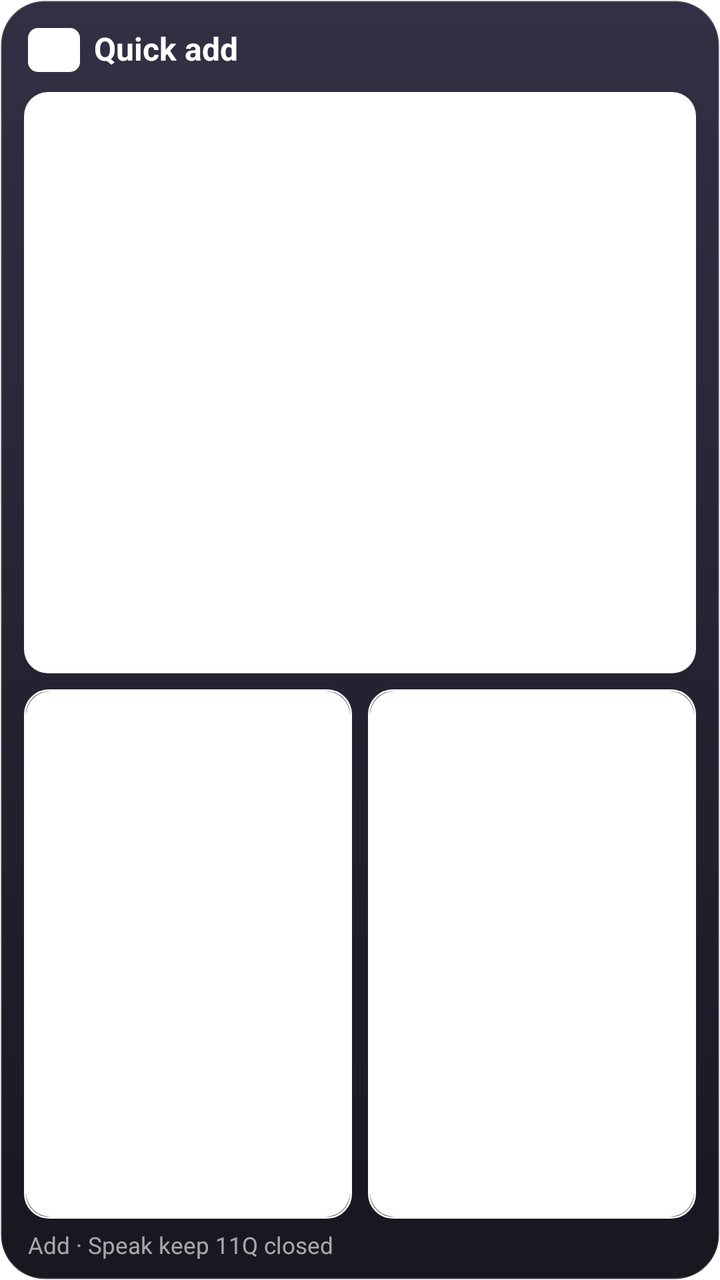
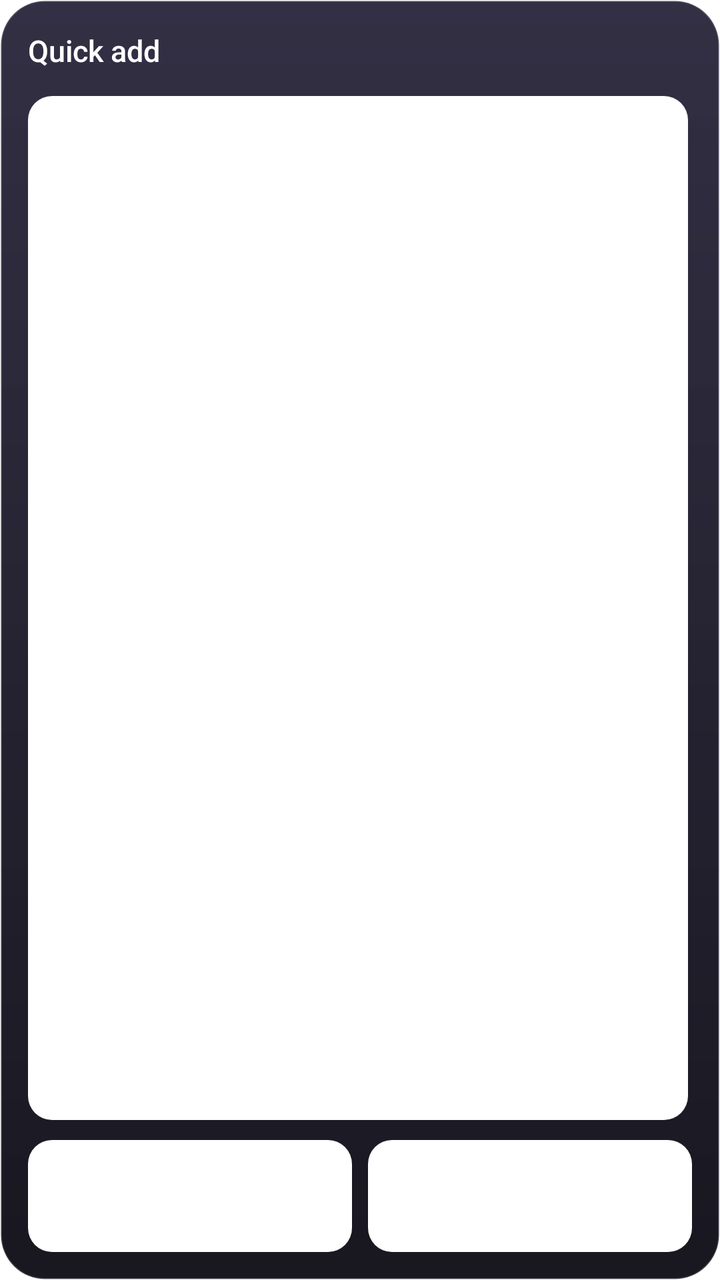

Before-and-after screenshots of an Android layout around one commit, followed by the original layout XML and the change that was made.
<!-- AndroidManifest.xml: fallback theme Theme.MaterialComponents.DayNight.NoActionBar -->
<!-- res/layout/q11_widget_quick.xml -->
<?xml version="1.0" encoding="utf-8"?>
<FrameLayout xmlns:android="http://schemas.android.com/apk/res/android"
    android:id="@+id/q11_root"
    android:layout_width="match_parent"
    android:layout_height="match_parent">

    <LinearLayout
        android:id="@+id/q11_card"
        android:layout_width="match_parent"
        android:layout_height="match_parent"
        android:background="@drawable/q11_bg_glass"
        android:orientation="vertical"
        android:paddingStart="12dp"
        android:paddingTop="8dp"
        android:paddingEnd="12dp"
        android:paddingBottom="10dp">

        <LinearLayout
            android:layout_width="match_parent"
            android:layout_height="34dp"
            android:gravity="center_vertical"
            android:orientation="horizontal"
            android:paddingStart="2dp">

            <TextView
                android:id="@+id/q11_logo"
                android:layout_width="26dp"
                android:layout_height="22dp"
                android:background="@drawable/q11_round_white"
                android:gravity="center"
                android:includeFontPadding="false"
                android:text="@string/q11_widget_title"
                android:textColor="#FFFFFFFF"
                android:textSize="10sp"
                android:textStyle="bold" />

            <TextView
                android:id="@+id/q11_title"
                android:layout_width="wrap_content"
                android:layout_height="wrap_content"
                android:layout_marginStart="7dp"
                android:ellipsize="end"
                android:includeFontPadding="false"
                android:maxLines="1"
                android:text="@string/q11_quick_label"
                android:textColor="#FFFFFFFF"
                android:textSize="16sp"
                android:textStyle="bold" />
        </LinearLayout>

        
        <FrameLayout
            android:id="@+id/q11_qw_add_o"
            android:layout_width="match_parent"
            android:layout_height="0dp"
            android:layout_marginTop="4dp"
            android:layout_weight="1.1">

            <LinearLayout
                android:id="@+id/q11_qw_add_i"
                android:layout_width="match_parent"
                android:layout_height="match_parent"
                android:background="@drawable/q11_f_r12"
                android:gravity="center"
                android:orientation="horizontal">

                <ImageView
                    android:id="@+id/q11_qw_add_icon"
                    android:layout_width="17dp"
                    android:layout_height="17dp"
                    android:importantForAccessibility="no"
                    android:src="@drawable/q11_ic_plus" />

                <TextView
                    android:id="@+id/q11_qw_add_text"
                    android:layout_width="wrap_content"
                    android:layout_height="wrap_content"
                    android:layout_marginStart="6dp"
                    android:includeFontPadding="false"
                    android:maxLines="1"
                    android:text="@string/q11_widget_add_short"
                    android:textColor="#FFFFFFFF"
                    android:textSize="17sp"
                    android:textStyle="bold" />
            </LinearLayout>
        </FrameLayout>

        
        <LinearLayout
            android:layout_width="match_parent"
            android:layout_height="0dp"
            android:layout_marginTop="8dp"
            android:layout_weight="1"
            android:orientation="horizontal">

            <FrameLayout
                android:id="@+id/q11_qw_mic_o"
                android:layout_width="0dp"
                android:layout_height="match_parent"
                android:layout_marginEnd="8dp"
                android:layout_weight="1"
                android:background="@drawable/q11_l_r12"
                android:padding="1dp">

                <LinearLayout
                    android:id="@+id/q11_qw_mic_i"
                    android:layout_width="match_parent"
                    android:layout_height="match_parent"
                    android:background="@drawable/q11_f_r12"
                    android:gravity="center"
                    android:orientation="horizontal">

                    <ImageView
                        android:id="@+id/q11_qw_mic_icon"
                        android:layout_width="18dp"
                        android:layout_height="18dp"
                        android:importantForAccessibility="no"
                        android:src="@drawable/q11_ic_mic" />

                    <TextView
                        android:id="@+id/q11_qw_mic_text"
                        android:layout_width="wrap_content"
                        android:layout_height="wrap_content"
                        android:layout_marginStart="4dp"
                        android:includeFontPadding="false"
                        android:maxLines="1"
                        android:text="@string/q11_quick_voice"
                        android:textColor="#FFFFFFFF"
                        android:textSize="14.5sp"
                        android:textStyle="bold" />
                </LinearLayout>
            </FrameLayout>

            <FrameLayout
                android:id="@+id/q11_qw_cam_o"
                android:layout_width="0dp"
                android:layout_height="match_parent"
                android:layout_weight="1"
                android:background="@drawable/q11_l_r12"
                android:padding="1dp">

                <LinearLayout
                    android:id="@+id/q11_qw_cam_i"
                    android:layout_width="match_parent"
                    android:layout_height="match_parent"
                    android:background="@drawable/q11_f_r12"
                    android:gravity="center"
                    android:orientation="horizontal">

                    <ImageView
                        android:id="@+id/q11_qw_cam_icon"
                        android:layout_width="18dp"
                        android:layout_height="18dp"
                        android:importantForAccessibility="no"
                        android:src="@drawable/q11_ic_camera" />

                    <TextView
                        android:id="@+id/q11_qw_cam_text"
                        android:layout_width="wrap_content"
                        android:layout_height="wrap_content"
                        android:layout_marginStart="4dp"
                        android:includeFontPadding="false"
                        android:maxLines="1"
                        android:text="@string/q11_quick_photo"
                        android:textColor="#FFFFFFFF"
                        android:textSize="14.5sp"
                        android:textStyle="bold" />
                </LinearLayout>
            </FrameLayout>
        </LinearLayout>

        <TextView
            android:id="@+id/q11_qw_foot"
            android:layout_width="match_parent"
            android:layout_height="wrap_content"
            android:layout_marginTop="7dp"
            android:ellipsize="end"
            android:includeFontPadding="false"
            android:maxLines="1"
            android:paddingStart="2dp"
            android:text="@string/q11_quick_foot"
            android:textColor="#9EFFFFFF"
            android:textSize="11.5sp" />
    </LinearLayout>
</FrameLayout>
<!-- resources referenced by this layout -->
<resources>
  <!-- drawable q11_bg_glass (drawable) -->
  <?xml version="1.0" encoding="utf-8"?>
  <shape xmlns:android="http://schemas.android.com/apk/res/android" android:shape="rectangle">
      <gradient android:angle="270" android:startColor="#F228243A" android:endColor="#F7111019" android:type="linear" />
      <stroke android:width="1dp" android:color="#29FFFFFF" />
      <corners android:radius="22dp" />
  </shape>
  <!-- drawable q11_f_r12 (drawable) -->
  <?xml version="1.0" encoding="utf-8"?>
  <shape xmlns:android="http://schemas.android.com/apk/res/android" android:shape="rectangle">
      <solid android:color="#FFFFFFFF" />
      <corners android:radius="12dp" />
  </shape>
  <!-- drawable q11_ic_camera (drawable) -->
  <?xml version="1.0" encoding="utf-8"?>
  <vector xmlns:android="http://schemas.android.com/apk/res/android"
      android:width="23dp"
      android:height="23dp"
      android:viewportWidth="24"
      android:viewportHeight="24">
      <path
          android:fillColor="#00000000"
          android:pathData="M23,19a2,2 0,0 1,-2 2H3a2,2 0,0 1,-2 -2V8a2,2 0,0 1,2 -2h4l2,-3h6l2,3h4a2,2 0,0 1,2 2z"
          android:strokeWidth="2.1"
          android:strokeColor="#FFFFFFFF"
          android:strokeLineCap="round"
          android:strokeLineJoin="round" />
      <path
          android:fillColor="#00000000"
          android:pathData="M12,13m-4,0a4,4 0,1 1,8 0a4,4 0,1 1,-8 0"
          android:strokeWidth="2.1"
          android:strokeColor="#FFFFFFFF" />
  </vector>
  <!-- drawable q11_ic_mic (drawable) -->
  <?xml version="1.0" encoding="utf-8"?>
  <vector xmlns:android="http://schemas.android.com/apk/res/android"
      android:width="22dp"
      android:height="22dp"
      android:viewportWidth="24"
      android:viewportHeight="24">
      <path
          android:fillColor="#00000000"
          android:pathData="M9,5a3,3 0,0 1,6 0v6a3,3 0,0 1,-6 0z"
          android:strokeWidth="2.2"
          android:strokeColor="#FFFFFFFF"
          android:strokeLineCap="round"
          android:strokeLineJoin="round" />
      <path
          android:fillColor="#00000000"
          android:pathData="M5,10a7,7 0,0 0,14 0M12,17v5"
          android:strokeWidth="2.2"
          android:strokeColor="#FFFFFFFF"
          android:strokeLineCap="round"
          android:strokeLineJoin="round" />
  </vector>
  <!-- drawable q11_ic_plus (drawable) -->
  <?xml version="1.0" encoding="utf-8"?>
  <vector xmlns:android="http://schemas.android.com/apk/res/android"
      android:width="14dp" android:height="14dp" android:viewportWidth="24" android:viewportHeight="24">
      <path android:fillColor="#00000000" android:strokeColor="#FFFFFFFF" android:strokeWidth="2.6"
          android:strokeLineCap="round" android:pathData="M12,4.5L12,19.5M4.5,12L19.5,12" />
  </vector>
  <!-- drawable q11_l_r12 (drawable) -->
  <?xml version="1.0" encoding="utf-8"?>
  <shape xmlns:android="http://schemas.android.com/apk/res/android" android:shape="rectangle">
      <solid android:color="#00000000" />
      <stroke android:width="1dp" android:color="#FFFFFFFF" />
      <corners android:radius="12dp" />
  </shape>
  <!-- drawable q11_round_white (drawable) -->
  <?xml version="1.0" encoding="utf-8"?>
  <shape xmlns:android="http://schemas.android.com/apk/res/android" android:shape="rectangle">
      <solid android:color="#FFFFFFFF" />
      <corners android:radius="5dp" />
  </shape>
  <string name="q11_quick_foot">Add · Speak keep 11Q closed</string>
  <string name="q11_quick_label">Quick add</string>
  <string name="q11_quick_photo">Photo</string>
  <string name="q11_quick_voice">Speak</string>
  <string name="q11_widget_add_short">Add</string>
  <string name="q11_widget_title" translatable="false">11Q</string>
</resources>

<!-- the commit's change to res/layout/q11_widget_quick.xml (unified diff, before → after) -->
@@ -10,54 +10,99 @@
         android:layout_height="match_parent"
         android:background="@drawable/q11_bg_glass"
         android:orientation="vertical"
-        android:paddingStart="12dp"
-        android:paddingTop="8dp"
-        android:paddingEnd="12dp"
-        android:paddingBottom="10dp">
+        android:padding="14dp">
 
+        
         <LinearLayout
+            android:id="@+id/q11_qw_head"
             android:layout_width="match_parent"
-            android:layout_height="34dp"
+            android:layout_height="24dp"
             android:gravity="center_vertical"
-            android:orientation="horizontal"
-            android:paddingStart="2dp">
-
-            <TextView
-                android:id="@+id/q11_logo"
-                android:layout_width="26dp"
-                android:layout_height="22dp"
-                android:background="@drawable/q11_round_white"
-                android:gravity="center"
-                android:includeFontPadding="false"
-                android:text="@string/q11_widget_title"
-                android:textColor="#FFFFFFFF"
-                android:textSize="10sp"
-                android:textStyle="bold" />
+            android:orientation="horizontal">
 
             <TextView
                 android:id="@+id/q11_title"
                 android:layout_width="wrap_content"
                 android:layout_height="wrap_content"
-                android:layout_marginStart="7dp"
                 android:ellipsize="end"
                 android:includeFontPadding="false"
                 android:maxLines="1"
+                android:fontFamily="sans-serif-medium"
                 android:text="@string/q11_quick_label"
                 android:textColor="#FFFFFFFF"
-                android:textSize="16sp"
-                android:textStyle="bold" />
+                android:textSize="15sp" />
         </LinearLayout>
 
         
         <FrameLayout
-            android:id="@+id/q11_qw_add_o"
             android:layout_width="match_parent"
             android:layout_height="0dp"
-            android:layout_marginTop="4dp"
-            android:layout_weight="1.1">
+            android:layout_marginTop="10dp"
+            android:layout_weight="1">
+
+            
+            <FrameLayout
+                android:id="@+id/q11_qw_add_sh"
+                android:layout_width="match_parent"
+                android:layout_height="match_parent"
+                android:layout_marginStart="2dp"
+                android:layout_marginTop="2dp"
+                android:background="@drawable/q11_f_r12"
+                android:visibility="gone" />
+
+            <FrameLayout
+                android:id="@+id/q11_qw_add_o"
+                android:layout_width="match_parent"
+                android:layout_height="match_parent"
+                android:layout_marginEnd="2dp"
+                android:layout_marginBottom="2dp">
+
+                <LinearLayout
+                    android:id="@+id/q11_qw_add_i"
+                    android:layout_width="match_parent"
+                    android:layout_height="match_parent"
+                    android:background="@drawable/q11_f_r12"
+                    android:gravity="center"
+                    android:orientation="horizontal">
+
+                    <ImageView
+                        android:id="@+id/q11_qw_add_icon"
+                        android:layout_width="18dp"
+                        android:layout_height="18dp"
+                        android:importantForAccessibility="no"
+                        android:src="@drawable/q11_ic_plus" />
+
+                    <TextView
+                        android:id="@+id/q11_qw_add_text"
+                        android:layout_width="wrap_content"
+                        android:layout_height="wrap_content"
+                        android:layout_marginStart="5dp"
+                        android:includeFontPadding="false"
+                        android:maxLines="1"
+                        android:fontFamily="sans-serif-medium"
+                        android:text="@string/q11_widget_add_short"
+                        android:textColor="#FFFFFFFF"
+                        android:textSize="17sp" />
+                </LinearLayout>
+            </FrameLayout>
+        </FrameLayout>
+
+        
+        <LinearLayout
+            android:layout_width="match_parent"
+            android:layout_height="56dp"
+            android:layout_marginTop="8dp"
+            android:orientation="horizontal">
+
+        <FrameLayout
+            android:id="@+id/q11_qw_mic_o"
+            android:layout_width="0dp"
+            android:layout_height="match_parent"
+            android:layout_marginEnd="8dp"
+            android:layout_weight="1">
 
             <LinearLayout
-                android:id="@+id/q11_qw_add_i"
+                android:id="@+id/q11_qw_mic_i"
                 android:layout_width="match_parent"
                 android:layout_height="match_parent"
                 android:background="@drawable/q11_f_r12"
@@ -65,121 +110,60 @@
                 android:orientation="horizontal">
 
                 <ImageView
-                    android:id="@+id/q11_qw_add_icon"
-                    android:layout_width="17dp"
-                    android:layout_height="17dp"
+                    android:id="@+id/q11_qw_mic_icon"
+                    android:layout_width="18dp"
+                    android:layout_height="18dp"
                     android:importantForAccessibility="no"
-                    android:src="@drawable/q11_ic_plus" />
+                    android:src="@drawable/q11_ic_mic" />
 
                 <TextView
-                    android:id="@+id/q11_qw_add_text"
+                    android:id="@+id/q11_qw_mic_text"
                     android:layout_width="wrap_content"
                     android:layout_height="wrap_content"
-                    android:layout_marginStart="6dp"
+                    android:layout_marginStart="5dp"
                     android:includeFontPadding="false"
                     android:maxLines="1"
-                    android:text="@string/q11_widget_add_short"
+                    android:fontFamily="sans-serif-medium"
+                    android:text="@string/q11_quick_voice"
                     android:textColor="#FFFFFFFF"
-                    android:textSize="17sp"
-                    android:textStyle="bold" />
+                    android:textSize="14.5sp" />
             </LinearLayout>
         </FrameLayout>
 
-        
-        <LinearLayout
-            android:layout_width="match_parent"
-            android:layout_height="0dp"
-            android:layout_marginTop="8dp"
-            android:layout_weight="1"
-            android:orientation="horizontal">
+        <FrameLayout
+            android:id="@+id/q11_qw_cam_o"
+            android:layout_width="0dp"
+            android:layout_height="match_parent"
+            android:layout_weight="1">
 
-            <FrameLayout
-                android:id="@+id/q11_qw_mic_o"
-                android:layout_width="0dp"
+            <LinearLayout
+                android:id="@+id/q11_qw_cam_i"
+                android:layout_width="match_parent"
                 android:layout_height="match_parent"
-                android:layout_marginEnd="8dp"
-                android:layout_weight="1"
-                android:background="@drawable/q11_l_r12"
-                android:padding="1dp">
+                android:background="@drawable/q11_f_r12"
+                android:gravity="center"
+                android:orientation="horizontal">
 
-                <LinearLayout
-                    android:id="@+id/q11_qw_mic_i"
-                    android:layout_width="match_parent"
-                    android:layout_height="match_parent"
-                    android:background="@drawable/q11_f_r12"
-                    android:gravity="center"
-                    android:orientation="horizontal">
+                <ImageView
+                    android:id="@+id/q11_qw_cam_icon"
+                    android:layout_width="18dp"
+                    android:layout_height="18dp"
+                    android:importantForAccessibility="no"
+                    android:src="@drawable/q11_ic_camera" />
 
-                    <ImageView
-                        android:id="@+id/q11_qw_mic_icon"
-                        android:layout_width="18dp"
-                        android:layout_height="18dp"
-                        android:importantForAccessibility="no"
-                        android:src="@drawable/q11_ic_mic" />
-
-                    <TextView
-                        android:id="@+id/q11_qw_mic_text"
-                        android:layout_width="wrap_content"
-                        android:layout_height="wrap_content"
-                        android:layout_marginStart="4dp"
-                        android:includeFontPadding="false"
-                        android:maxLines="1"
-                        android:text="@string/q11_quick_voice"
-                        android:textColor="#FFFFFFFF"
-                        android:textSize="14.5sp"
-                        android:textStyle="bold" />
-                </LinearLayout>
-            </FrameLayout>
-
-            <FrameLayout
-                android:id="@+id/q11_qw_cam_o"
-                android:layout_width="0dp"
-                android:layout_height="match_parent"
-                android:layout_weight="1"
-                android:background="@drawable/q11_l_r12"
-                android:padding="1dp">
-
-                <LinearLayout
-                    android:id="@+id/q11_qw_cam_i"
-                    android:layout_width="match_parent"
-                    android:layout_height="match_parent"
-                    android:background="@drawable/q11_f_r12"
-                    android:gravity="center"
-                    android:orientation="horizontal">
-
-                    <ImageView
-                        android:id="@+id/q11_qw_cam_icon"
-                        android:layout_width="18dp"
-                        android:layout_height="18dp"
-                        android:importantForAccessibility="no"
-                        android:src="@drawable/q11_ic_camera" />
-
-                    <TextView
-                        android:id="@+id/q11_qw_cam_text"
-                        android:layout_width="wrap_content"
-                        android:layout_height="wrap_content"
-                        android:layout_marginStart="4dp"
-                        android:includeFontPadding="false"
-                        android:maxLines="1"
-                        android:text="@string/q11_quick_photo"
-                        android:textColor="#FFFFFFFF"
-                        android:textSize="14.5sp"
-                        android:textStyle="bold" />
-                </LinearLayout>
-            </FrameLayout>
+                <TextView
+                    android:id="@+id/q11_qw_cam_text"
+                    android:layout_width="wrap_content"
+                    android:layout_height="wrap_content"
+                    android:layout_marginStart="5dp"
+                    android:includeFontPadding="false"
+                    android:maxLines="1"
+                    android:fontFamily="sans-serif-medium"
+                    android:text="@string/q11_quick_photo"
+                    android:textColor="#FFFFFFFF"
+                    android:textSize="14.5sp" />
+            </LinearLayout>
+        </FrameLayout>
         </LinearLayout>
-
-        <TextView
-            android:id="@+id/q11_qw_foot"
-            android:layout_width="match_parent"
-            android:layout_height="wrap_content"
-            android:layout_marginTop="7dp"
-            android:ellipsize="end"
-            android:includeFontPadding="false"
-            android:maxLines="1"
-            android:paddingStart="2dp"
-            android:text="@string/q11_quick_foot"
-            android:textColor="#9EFFFFFF"
-            android:textSize="11.5sp" />
     </LinearLayout>
 </FrameLayout>
<!-- resource entries referenced after the edit -->
@@ -62,24 +62,9 @@
       <path android:fillColor="#00000000" android:strokeColor="#FFFFFFFF" android:strokeWidth="2.6"
           android:strokeLineCap="round" android:pathData="M12,4.5L12,19.5M4.5,12L19.5,12" />
   </vector>
-  <!-- drawable q11_l_r12 (drawable) -->
-  <?xml version="1.0" encoding="utf-8"?>
-  <shape xmlns:android="http://schemas.android.com/apk/res/android" android:shape="rectangle">
-      <solid android:color="#00000000" />
-      <stroke android:width="1dp" android:color="#FFFFFFFF" />
-      <corners android:radius="12dp" />
-  </shape>
-  <!-- drawable q11_round_white (drawable) -->
-  <?xml version="1.0" encoding="utf-8"?>
-  <shape xmlns:android="http://schemas.android.com/apk/res/android" android:shape="rectangle">
-      <solid android:color="#FFFFFFFF" />
-      <corners android:radius="5dp" />
-  </shape>
-  <string name="q11_quick_foot">Add · Speak keep 11Q closed</string>
   <string name="q11_quick_label">Quick add</string>
   <string name="q11_quick_photo">Photo</string>
-  <string name="q11_quick_voice">Speak</string>
+  <string name="q11_quick_voice">Voice</string>
   <string name="q11_widget_add_short">Add</string>
-  <string name="q11_widget_title" translatable="false">11Q</string>
 </resources>
 
